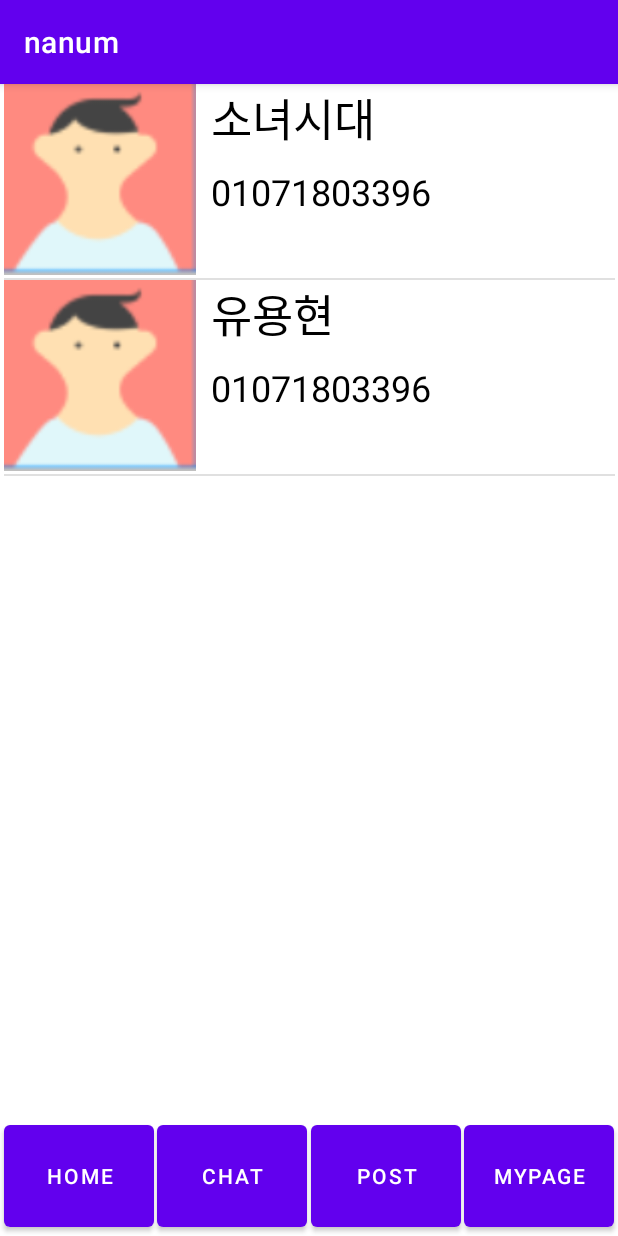
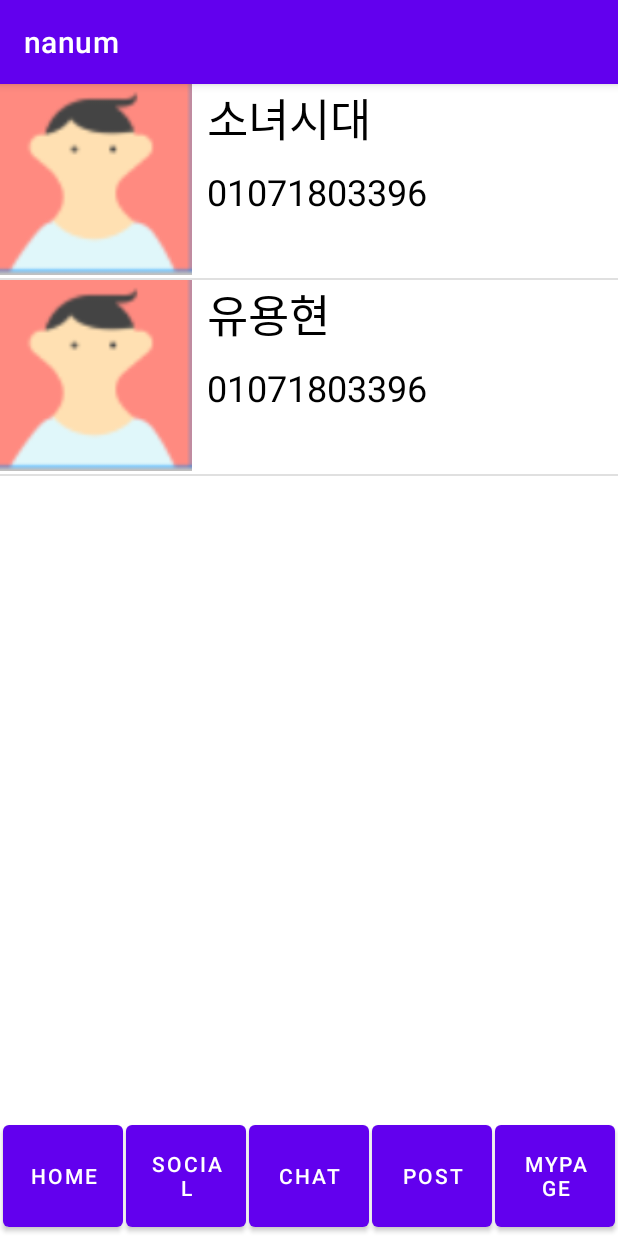
Before and after one commit to yonghyun3221/nanumProject, an Android app: the MainmenuActivity screen opened directly, with no data from a screen before it, on a phone screen of 412 x 824 dp. Run offline under Robolectric (Android 15) with nearby library versions, the phone set to English and light mode, and no system bars.

Commit message:
mainmenu&scrollView&adapter&postView

```diff
--- a/app/src/main/res/layout/mainmenu_layout.xml
+++ b/app/src/main/res/layout/mainmenu_layout.xml
@@ -9,8 +9,8 @@
 
     <ScrollView
         android:id="@+id/sv01"
-        android:layout_width="407dp"
-        android:layout_height="684dp"
+        android:layout_width="412dp"
+        android:layout_height="650dp"
         app:layout_constraintBottom_toBottomOf="parent"
         app:layout_constraintEnd_toEndOf="parent"
         app:layout_constraintStart_toStartOf="parent"
@@ -34,26 +34,36 @@
 
     <Button
         android:id="@+id/btnHome"
-        android:layout_width="100dp"
+        android:layout_width="80dp"
         android:layout_height="80dp"
         android:text="HOME"
         app:layout_constraintBottom_toBottomOf="parent"
-        app:layout_constraintEnd_toStartOf="@+id/btnChatting"
+        app:layout_constraintEnd_toStartOf="@+id/btnSocial"
         app:layout_constraintHorizontal_bias="0.0"
         app:layout_constraintStart_toStartOf="parent" />
 
     <Button
+        android:id="@+id/btnSocial"
+        android:layout_width="80dp"
+        android:layout_height="80dp"
+        android:text="SOCIAL"
+        app:layout_constraintBottom_toBottomOf="parent"
+        app:layout_constraintEnd_toStartOf="@+id/btnChatting"
+        app:layout_constraintStart_toEndOf="@+id/btnHome" />
+
+
+    <Button
         android:id="@+id/btnChatting"
-        android:layout_width="100dp"
+        android:layout_width="80dp"
         android:layout_height="80dp"
         android:text="Chat"
         app:layout_constraintBottom_toBottomOf="parent"
         app:layout_constraintEnd_toStartOf="@+id/btnPost"
-        app:layout_constraintStart_toEndOf="@+id/btnHome" />
+        app:layout_constraintStart_toEndOf="@+id/btnSocial" />
 
     <Button
         android:id="@+id/btnPost"
-        android:layout_width="100dp"
+        android:layout_width="80dp"
         android:layout_height="80dp"
         android:text="Post"
         app:layout_constraintBottom_toBottomOf="parent"
@@ -62,7 +72,7 @@
 
     <Button
         android:id="@+id/btnMypage"
-        android:layout_width="100dp"
+        android:layout_width="80dp"
         android:layout_height="80dp"
         android:text="Mypage"
         app:layout_constraintBottom_toBottomOf="parent"
```
Also changed, not shown: app/src/main/java/com/example/nanum/MainActivity.java (+4 -6 lines), app/src/main/res/layout/post_layout.xml (added, +54 -0 lines).
